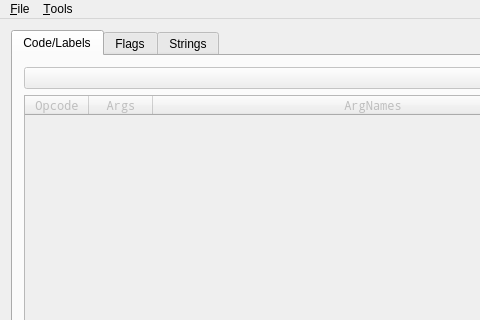
First picture: the form in wrd_editor/mainwindow.ui, repository CaptainSwag101/DRV3-Tools, before the edit; both pictures show x 0 to 480 and y 0 to 320 of the 650 by 450 pixel window.
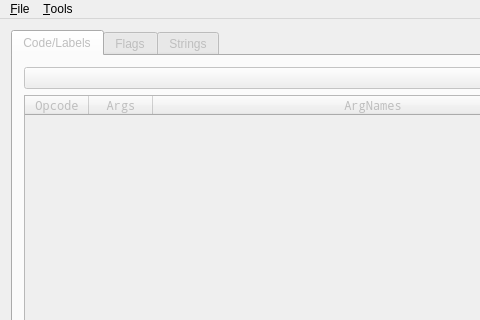
Second picture: the form after the edit.

Commit message: Rewrote WRD command parsing, cleaned up some UI stuff

```diff
--- a/wrd_editor/mainwindow.ui
+++ b/wrd_editor/mainwindow.ui
@@ -14,12 +14,12 @@
    <string>WRD Editor</string>
   </property>
   <widget class="QWidget" name="centralWidget">
+   <property name="enabled">
+    <bool>false</bool>
+   </property>
    <layout class="QVBoxLayout" name="verticalLayout">
     <item>
      <widget class="QTabWidget" name="tabWidget">
-      <property name="enabled">
-       <bool>true</bool>
-      </property>
       <property name="currentIndex">
        <number>0</number>
       </property>
```
Left out of the diff: 51 changed lines with no effect on the pictures. The commit also changes 4 other files.
